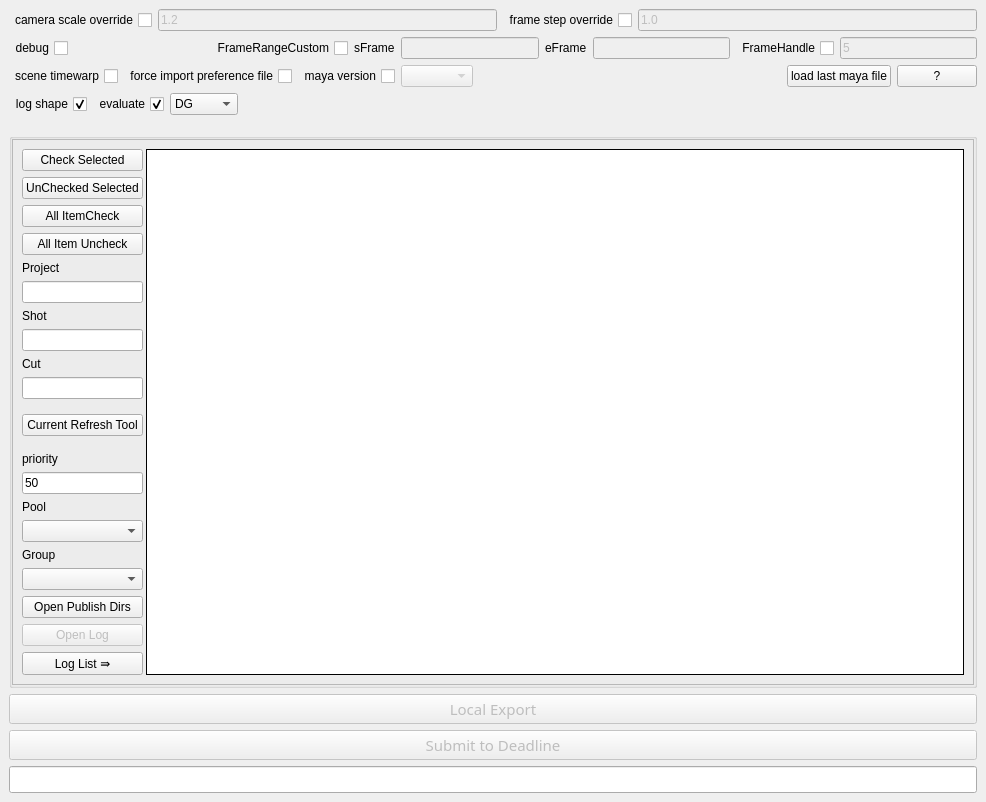
Old version of the form pycode/gui/exporter_gui.ui in the repository yocineman/ND_AssetExporter.
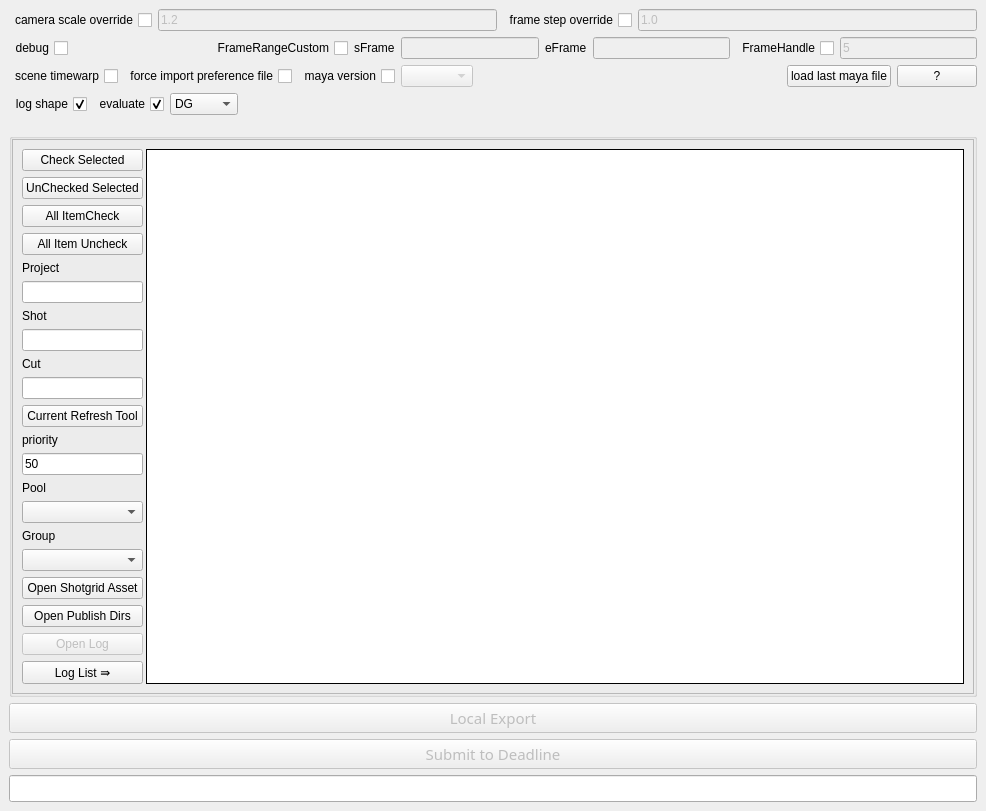
New version of the form.

What changed in the file:
```diff
--- a/pycode/gui/exporter_gui.ui
+++ b/pycode/gui/exporter_gui.ui
@@ -646,6 +646,13 @@
                     <item>
                      <widget class="QComboBox" name="grouplist"/>
                     </item>
+                    <item>
+                     <widget class="QPushButton" name="open_sg_asset_dir_button">
+                      <property name="text">
+                       <string>Open Shotgrid Asset</string>
+                      </property>
+                     </widget>
+                    </item>
                     <item>
                      <widget class="QPushButton" name="open_publish_dir_button">
                       <property name="text">
```
